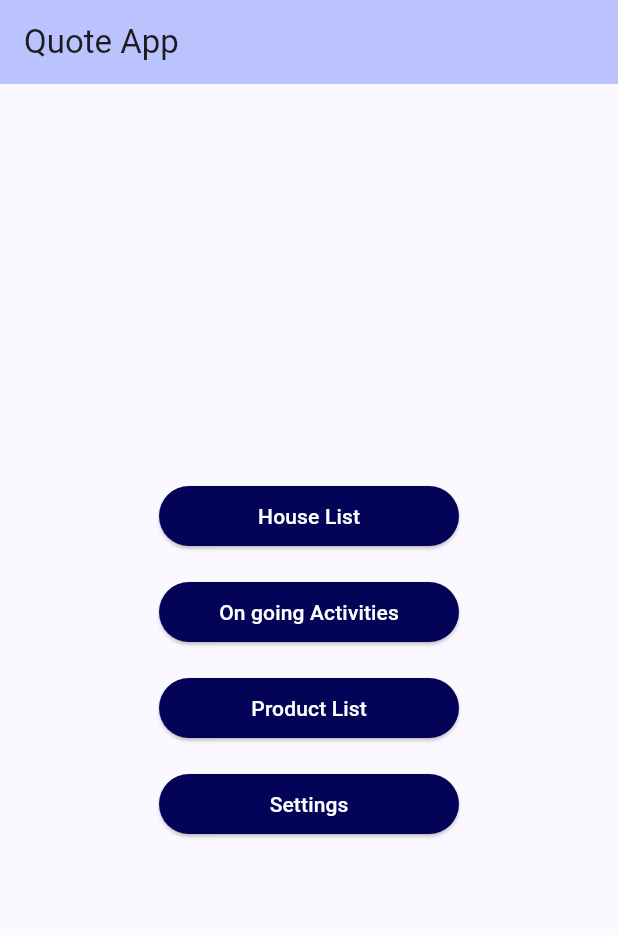
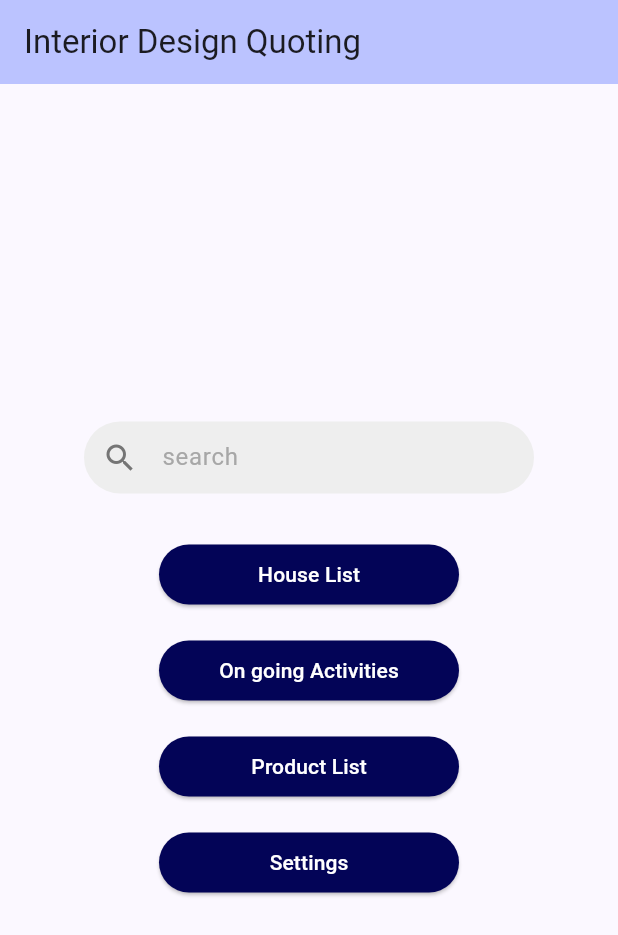
Before and after one commit to KaveeshaM/Interior-Quoting-App-Flutter, a Flutter app: the screen it shows after launch, on a phone screen of 412 x 824 dp. Shown: the top 935 px of the screen. Run offline on Flutter 3.47's test engine with Material 3 defaults, Android fonts, the phone set to English and light mode, and no system bars; our stand-ins replace cloud_firestore, firebase_core, firebase_storage, image_picker, share_plus; accounts and stored records are empty; statements that could not run were skipped; project files that could hold a hidden picture were left out.

Commit message:
Update main.dart

```diff
--- a/quoteapp/lib/main.dart
+++ b/quoteapp/lib/main.dart
@@ -49,13 +49,35 @@ class MyHomePage extends StatelessWidget {
   Widget build(BuildContext context) {
     return Scaffold(
       appBar: AppBar(
-        title: const Text('Quote App'),
+        title: const Text('Interior Design Quoting'),
         backgroundColor: Theme.of(context).colorScheme.inversePrimary,
       ),
       body: Center(
         child: Column(
           mainAxisAlignment: MainAxisAlignment.center,
           children: [
+            Container(
+              width: 300,
+              decoration: BoxDecoration(
+                color: Colors.grey.shade200,
+                borderRadius: BorderRadius.circular(30),
+              ),
+              child: TextField(
+                decoration: InputDecoration(
+                  hintText: 'search',
+                  hintStyle: TextStyle(
+                    color: const Color.fromARGB(255, 167, 167, 167),
+                  ),
+                  prefixIcon: Icon(Icons.search, color: Colors.grey.shade600),
+                  border: InputBorder.none,
+                  contentPadding: const EdgeInsets.symmetric(
+                    horizontal: 16,
+                    vertical: 12,
+                  ),
+                ),
+              ),
+            ),
+            const SizedBox(height: 30),
             SizedBox(
               width: 200,
               child: ElevatedButton(
```
